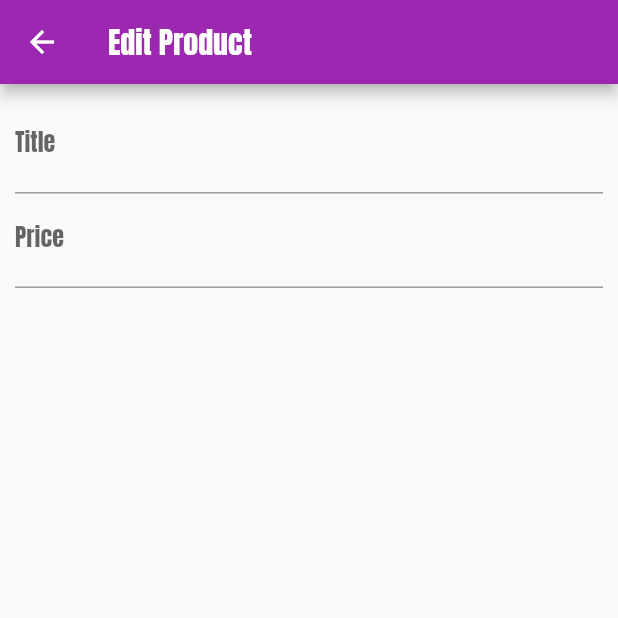
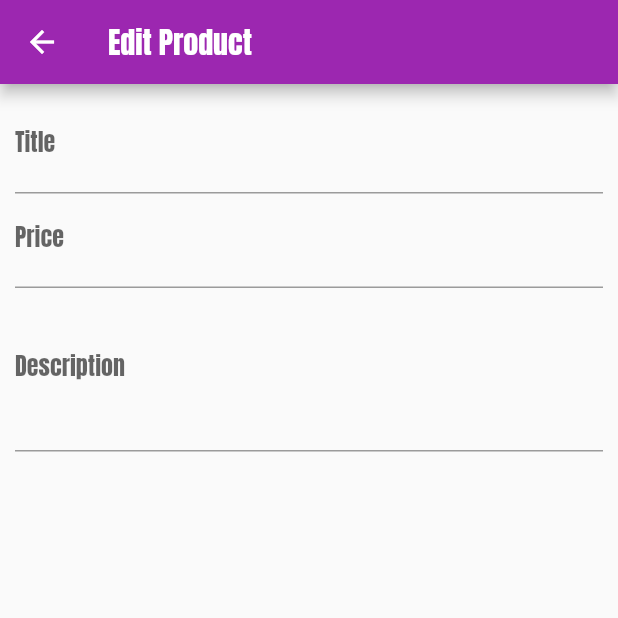
Before and after one commit to khoir-roni/shop-app, a Flutter app: the EditProductScreen screen opened by its route, on a phone screen of 412 x 824 dp, the top half of it. Run offline on Flutter 3.47's test engine with Material 2 defaults, Android fonts, the phone set to English and light mode, and no system bars; network calls fail.

Commit message:
multiline input & disposing objects

```diff
--- a/lib/screens/edit_product_screen.dart
+++ b/lib/screens/edit_product_screen.dart
@@ -8,6 +8,15 @@ class EditProductScreen extends StatefulWidget {
 
 class _EditProductScreenState extends State<EditProductScreen> {
   final _priceFocusNode = FocusNode();
+  final _descriptionFocusNode = FocusNode();
+  @override
+  void dispose() {
+    // TODO: implement dispose
+    _priceFocusNode.dispose();
+    _descriptionFocusNode.dispose();
+    super.dispose();
+  }
+
   @override
   Widget build(BuildContext context) {
     return Scaffold(
@@ -27,10 +36,18 @@ class _EditProductScreenState extends State<EditProductScreen> {
                 },
               ),
               TextFormField(
-                decoration: const InputDecoration(labelText: 'Price'),
-                textInputAction: TextInputAction.next,
-                keyboardType: TextInputType.number,
-                focusNode: _priceFocusNode,
+                  decoration: const InputDecoration(labelText: 'Price'),
+                  textInputAction: TextInputAction.next,
+                  keyboardType: TextInputType.number,
+                  focusNode: _priceFocusNode,
+                  onFieldSubmitted: (_) {
+                    FocusScope.of(context).requestFocus(_descriptionFocusNode);
+                  }),
+              TextFormField(
+                decoration: const InputDecoration(labelText: 'Description'),
+                maxLines: 3,
+                keyboardType: TextInputType.multiline,
+                focusNode: _descriptionFocusNode,
               ),
             ],
           ),
```
